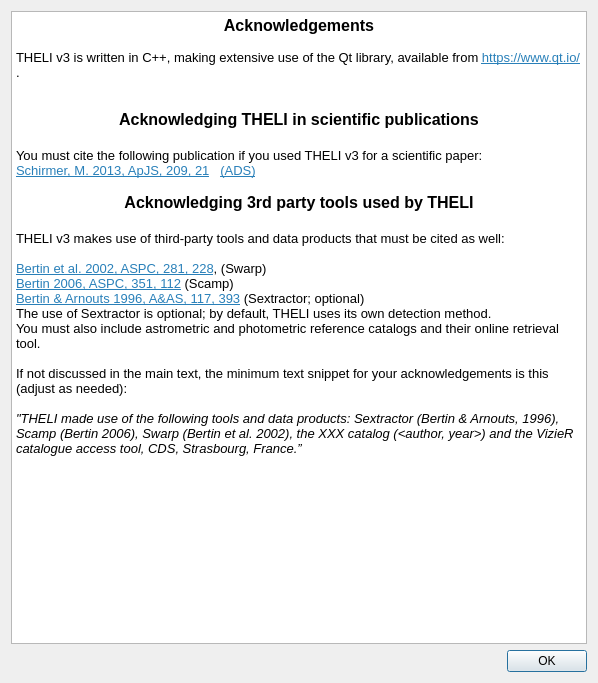
schirmermischa/THELI, file src/readmes/acknowledging.ui: the form before one commit.
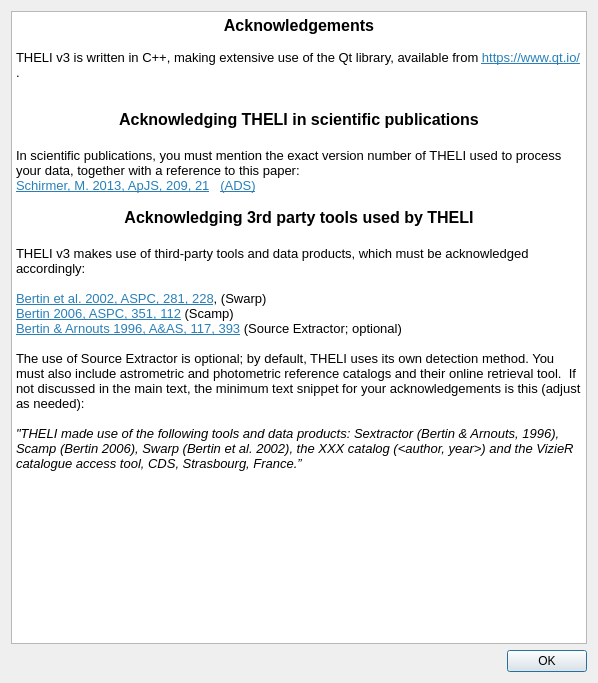
The form after the commit. Icons and pictures are not drawn.

Commit message: Updated licensing and acknowledgements

Patch:
```diff
--- a/src/readmes/acknowledging.ui
+++ b/src/readmes/acknowledging.ui
@@ -28,20 +28,18 @@
 &lt;p align=&quot;center&quot; style=&quot;-qt-paragraph-type:empty; margin-top:0px; margin-bottom:0px; margin-left:0px; margin-right:0px; -qt-block-indent:0; text-indent:0px;&quot;&gt;&lt;br /&gt;&lt;/p&gt;
 &lt;p align=&quot;center&quot; style=&quot; margin-top:0px; margin-bottom:0px; margin-left:0px; margin-right:0px; -qt-block-indent:0; text-indent:0px;&quot;&gt;&lt;span style=&quot; font-size:12pt; font-weight:600;&quot;&gt;Acknowledging THELI in scientific publications&lt;/span&gt;&lt;/p&gt;
 &lt;p align=&quot;center&quot; style=&quot;-qt-paragraph-type:empty; margin-top:0px; margin-bottom:0px; margin-left:0px; margin-right:0px; -qt-block-indent:0; text-indent:0px; font-size:12pt; font-weight:600;&quot;&gt;&lt;br /&gt;&lt;/p&gt;
-&lt;p style=&quot; margin-top:0px; margin-bottom:0px; margin-left:0px; margin-right:0px; -qt-block-indent:0; text-indent:0px;&quot;&gt;You must cite the following publication if you used THELI v3 for a scientific paper: &lt;/p&gt;
+&lt;p style=&quot; margin-top:0px; margin-bottom:0px; margin-left:0px; margin-right:0px; -qt-block-indent:0; text-indent:0px;&quot;&gt;In scientific publications, you must mention the exact version number of THELI used to process your data, together with a reference to this paper: &lt;/p&gt;
 &lt;p style=&quot; margin-top:0px; margin-bottom:0px; margin-left:0px; margin-right:0px; -qt-block-indent:0; text-indent:0px;&quot;&gt;&lt;a href=&quot;https://iopscience.iop.org/article/10.1088/0067-0049/209/2/21&quot;&gt;&lt;span style=&quot; text-decoration: underline; color:#2980b9;&quot;&gt;Schirmer, M. 2013, ApJS, 209, 21&lt;/span&gt;&lt;/a&gt;   &lt;a href=&quot;https://ui.adsabs.harvard.edu/abs/2013ApJS..209...21S/abstract&quot;&gt;&lt;span style=&quot; text-decoration: underline; color:#2980b9;&quot;&gt;(ADS)&lt;/span&gt;&lt;/a&gt;&lt;/p&gt;
 &lt;p style=&quot;-qt-paragraph-type:empty; margin-top:0px; margin-bottom:0px; margin-left:0px; margin-right:0px; -qt-block-indent:0; text-indent:0px; text-decoration: underline; color:#2980b9;&quot;&gt;&lt;br /&gt;&lt;/p&gt;
 &lt;p align=&quot;center&quot; style=&quot; margin-top:0px; margin-bottom:0px; margin-left:0px; margin-right:0px; -qt-block-indent:0; text-indent:0px;&quot;&gt;&lt;span style=&quot; font-size:12pt; font-weight:600;&quot;&gt;Acknowledging 3rd party tools used by THELI&lt;/span&gt;&lt;/p&gt;
 &lt;p align=&quot;center&quot; style=&quot;-qt-paragraph-type:empty; margin-top:0px; margin-bottom:0px; margin-left:0px; margin-right:0px; -qt-block-indent:0; text-indent:0px; font-size:12pt; font-weight:600;&quot;&gt;&lt;br /&gt;&lt;/p&gt;
-&lt;p style=&quot; margin-top:0px; margin-bottom:0px; margin-left:0px; margin-right:0px; -qt-block-indent:0; text-indent:0px;&quot;&gt;THELI v3 makes use of third-party tools and data products that must be cited as well:&lt;/p&gt;
+&lt;p style=&quot; margin-top:0px; margin-bottom:0px; margin-left:0px; margin-right:0px; -qt-block-indent:0; text-indent:0px;&quot;&gt;THELI v3 makes use of third-party tools and data products, which must be acknowledged accordingly:&lt;/p&gt;
 &lt;p style=&quot;-qt-paragraph-type:empty; margin-top:0px; margin-bottom:0px; margin-left:0px; margin-right:0px; -qt-block-indent:0; text-indent:0px;&quot;&gt;&lt;br /&gt;&lt;/p&gt;
 &lt;p style=&quot; margin-top:0px; margin-bottom:0px; margin-left:0px; margin-right:0px; -qt-block-indent:0; text-indent:0px;&quot;&gt;&lt;a href=&quot;https://ui.adsabs.harvard.edu/abs/2002ASPC..281..228B/abstract&quot;&gt;&lt;span style=&quot; text-decoration: underline; color:#2980b9;&quot;&gt;Bertin et al. 2002, ASPC, 281, 228&lt;/span&gt;&lt;/a&gt;, (Swarp)&lt;/p&gt;
 &lt;p style=&quot; margin-top:0px; margin-bottom:0px; margin-left:0px; margin-right:0px; -qt-block-indent:0; text-indent:0px;&quot;&gt;&lt;a href=&quot;https://ui.adsabs.harvard.edu/abs/2006ASPC..351..112B/abstract&quot;&gt;&lt;span style=&quot; text-decoration: underline; color:#2980b9;&quot;&gt;Bertin 2006, ASPC, 351, 112&lt;/span&gt;&lt;/a&gt; (Scamp)&lt;/p&gt;
-&lt;p style=&quot; margin-top:0px; margin-bottom:0px; margin-left:0px; margin-right:0px; -qt-block-indent:0; text-indent:0px;&quot;&gt;&lt;a href=&quot;https://ui.adsabs.harvard.edu/abs/1996A%26AS..117..393B/abstract&quot;&gt;&lt;span style=&quot; text-decoration: underline; color:#2980b9;&quot;&gt;Bertin &amp;amp; Arnouts 1996, A&amp;amp;AS, 117, 393&lt;/span&gt;&lt;/a&gt; (Sextractor; optional)&lt;/p&gt;
-&lt;p style=&quot; margin-top:0px; margin-bottom:0px; margin-left:0px; margin-right:0px; -qt-block-indent:0; text-indent:0px;&quot;&gt;The use of Sextractor is optional; by default, THELI uses its own detection method.&lt;/p&gt;
-&lt;p style=&quot; margin-top:0px; margin-bottom:0px; margin-left:0px; margin-right:0px; -qt-block-indent:0; text-indent:0px;&quot;&gt;You must also include astrometric and photometric reference catalogs and their online retrieval tool.&lt;/p&gt;
+&lt;p style=&quot; margin-top:0px; margin-bottom:0px; margin-left:0px; margin-right:0px; -qt-block-indent:0; text-indent:0px;&quot;&gt;&lt;a href=&quot;https://ui.adsabs.harvard.edu/abs/1996A%26AS..117..393B/abstract&quot;&gt;&lt;span style=&quot; text-decoration: underline; color:#2980b9;&quot;&gt;Bertin &amp;amp; Arnouts 1996, A&amp;amp;AS, 117, 393&lt;/span&gt;&lt;/a&gt; (Source Extractor; optional)&lt;/p&gt;
 &lt;p style=&quot;-qt-paragraph-type:empty; margin-top:0px; margin-bottom:0px; margin-left:0px; margin-right:0px; -qt-block-indent:0; text-indent:0px;&quot;&gt;&lt;br /&gt;&lt;/p&gt;
-&lt;p style=&quot; margin-top:0px; margin-bottom:0px; margin-left:0px; margin-right:0px; -qt-block-indent:0; text-indent:0px;&quot;&gt;If not discussed in the main text, the minimum text snippet for your acknowledgements is this (adjust as needed):&lt;/p&gt;
+&lt;p style=&quot; margin-top:0px; margin-bottom:0px; margin-left:0px; margin-right:0px; -qt-block-indent:0; text-indent:0px;&quot;&gt;The use of Source Extractor is optional; by default, THELI uses its own detection method. You must also include astrometric and photometric reference catalogs and their online retrieval tool.  If not discussed in the main text, the minimum text snippet for your acknowledgements is this (adjust as needed):&lt;/p&gt;
 &lt;p style=&quot;-qt-paragraph-type:empty; margin-top:0px; margin-bottom:0px; margin-left:0px; margin-right:0px; -qt-block-indent:0; text-indent:0px;&quot;&gt;&lt;br /&gt;&lt;/p&gt;
 &lt;p style=&quot; margin-top:0px; margin-bottom:0px; margin-left:0px; margin-right:0px; -qt-block-indent:0; text-indent:0px;&quot;&gt;&lt;span style=&quot; font-style:italic;&quot;&gt;&amp;quot;THELI made use of the following tools and data products: Sextractor (Bertin &amp;amp; Arnouts, 1996), Scamp (Bertin 2006), Swarp (Bertin et al. 2002), the XXX catalog (&amp;lt;author, year&amp;gt;) and the VizieR catalogue access tool, CDS, Strasbourg, France.”&lt;/span&gt;&lt;/p&gt;&lt;/body&gt;&lt;/html&gt;</string>
      </property>
```
The commit also changes 1 other file.
